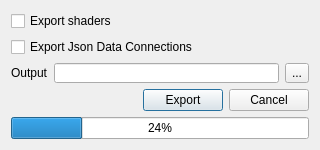
Before: the Qt Designer form pipelineTools/assemblyTools/assemblyDataExport/ui/assemblyDataExport.ui in TDargentina/MoshTools, drawn with Qt 5.
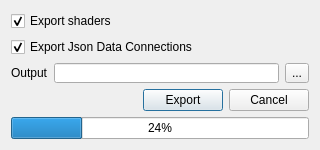
After: the same form once the commit is applied.

Commit message: se agrego funcionalidad para guardar

```diff
--- a/pipelineTools/assemblyTools/assemblyDataExport/ui/assemblyDataExport.ui
+++ b/pipelineTools/assemblyTools/assemblyDataExport/ui/assemblyDataExport.ui
@@ -39,6 +39,9 @@
        <property name="text">
         <string>Export shaders</string>
        </property>
+       <property name="checked">
+        <bool>true</bool>
+       </property>
       </widget>
      </item>
      <item>
@@ -46,6 +49,9 @@
        <property name="text">
         <string>Export Json Data Connections</string>
        </property>
+       <property name="checked">
+        <bool>true</bool>
+       </property>
       </widget>
      </item>
      <item>
```
The commit also changes 2 other files.
